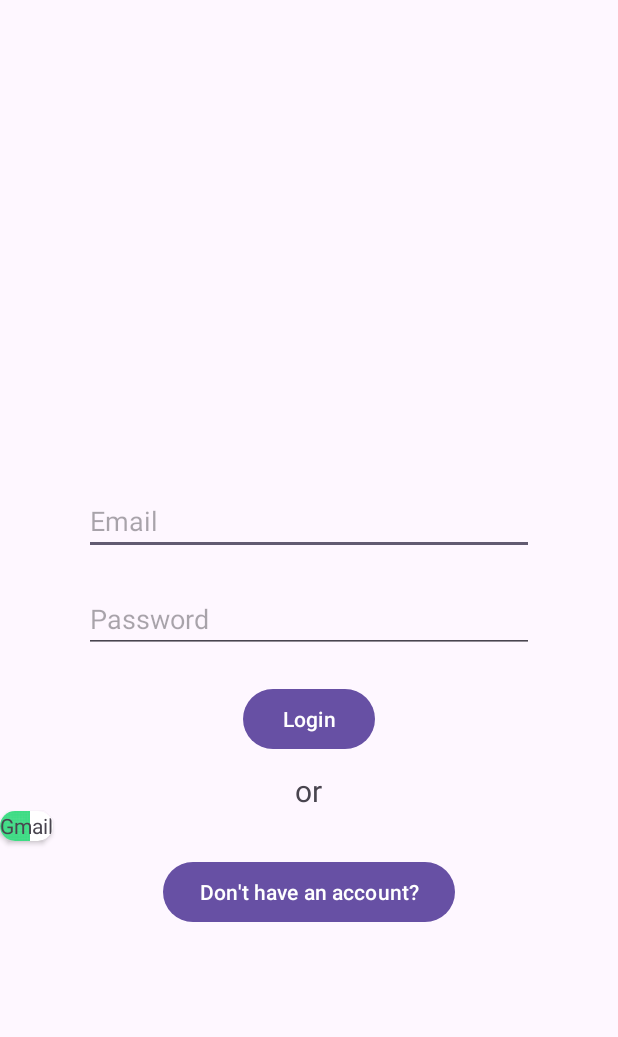
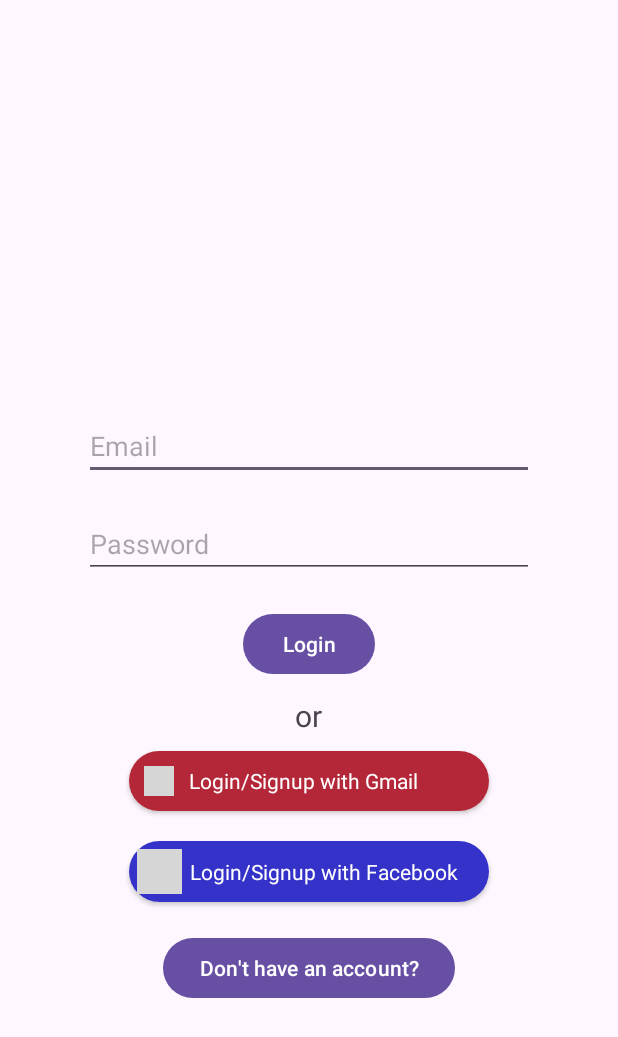
Before and after one commit to 2003congthinh/ASM3_AndroidDev, an Android app: the screen it shows after launch (Login), on a phone screen of 412 x 824 dp. Shown: the top 1037 px of the screen. Run offline under Robolectric (Android 15) with nearby library versions, the phone set to English and light mode, and no system bars; grey boxes are pictures that could not be loaded.

Commit message:
interest added

```diff
--- a/app/src/main/AndroidManifest.xml
+++ b/app/src/main/AndroidManifest.xml
@@ -13,7 +13,7 @@
         android:theme="@style/Theme.ASM3"
         tools:targetApi="31">
         <activity
-            android:name=".HobbyPick"
+            android:name=".Interests"
             android:exported="false" />
         <activity
             android:name=".Signup"
--- a/app/src/main/java/myapk/asm3/HobbyPick.java
+++ b/app/src/main/java/myapk/asm3/Interests.java
@@ -4,11 +4,11 @@ import androidx.appcompat.app.AppCompatActivity;
 
 import android.os.Bundle;
 
-public class HobbyPick extends AppCompatActivity {
+public class Interests extends AppCompatActivity {
 
     @Override
     protected void onCreate(Bundle savedInstanceState) {
         super.onCreate(savedInstanceState);
-        setContentView(R.layout.hobby_pick);
+        setContentView(R.layout.interests);
     }
 }
--- a/app/src/main/java/myapk/asm3/Signup.java
+++ b/app/src/main/java/myapk/asm3/Signup.java
@@ -24,7 +24,7 @@ public class Signup extends AppCompatActivity {
         userPassword = passwordText.getText().toString();
         TextView nameText = findViewById(R.id.name);
         userName = nameText.getText().toString();
-        Intent intent = new Intent(Signup.this, HobbyPick.class);
+        Intent intent = new Intent(Signup.this, Interests.class);
         startActivity(intent);
 //        new Signup.PostStudent().execute();
     }
--- /dev/null
+++ b/app/src/main/res/layout/clone.xml
@@ -0,0 +1,6 @@
+<?xml version="1.0" encoding="utf-8"?>
+<androidx.constraintlayout.widget.ConstraintLayout xmlns:android="http://schemas.android.com/apk/res/android"
+    android:layout_width="match_parent"
+    android:layout_height="match_parent">
+
+</androidx.constraintlayout.widget.ConstraintLayout>
--- a/app/src/main/res/layout/login.xml
+++ b/app/src/main/res/layout/login.xml
@@ -52,17 +52,53 @@
             android:layout_gravity="center_horizontal"/>
 
         <androidx.cardview.widget.CardView
-            android:layout_width="wrap_content"
+            android:layout_width="240dp"
             android:layout_height="wrap_content"
-            app:cardCornerRadius="12dp">
+            android:layout_margin="10dp"
+            app:cardCornerRadius="30dp"
+            android:layout_gravity="center_horizontal">
+            <LinearLayout
+                android:layout_width="match_parent"
+                android:layout_height="match_parent"
+                android:orientation="horizontal"
+                android:background="@color/brown_red">
                 <ImageView
                     android:layout_width="20dp"
                     android:layout_height="20dp"
-                android:src="@drawable/ic_launcher_background"/>
+                    android:src="@drawable/gmail"
+                    android:layout_margin="10dp"/>
                 <TextView
                     android:layout_width="wrap_content"
                     android:layout_height="wrap_content"
-                android:text="Gmail"/>
+                    android:text="Login/Signup with Gmail"
+                    android:layout_gravity="center_vertical"
+                    android:textColor="@color/white"/>
+            </LinearLayout>
+        </androidx.cardview.widget.CardView>
+
+        <androidx.cardview.widget.CardView
+            android:layout_width="240dp"
+            android:layout_height="wrap_content"
+            android:layout_margin="10dp"
+            app:cardCornerRadius="30dp"
+            android:layout_gravity="center_horizontal">
+            <LinearLayout
+                android:layout_width="match_parent"
+                android:layout_height="match_parent"
+                android:orientation="horizontal"
+                android:background="@color/blue">
+                <ImageView
+                    android:layout_width="30dp"
+                    android:layout_height="30dp"
+                    android:src="@drawable/facebook"
+                    android:layout_margin="5dp"/>
+                <TextView
+                    android:layout_width="wrap_content"
+                    android:layout_height="wrap_content"
+                    android:text="Login/Signup with Facebook"
+                    android:layout_gravity="center_vertical"
+                    android:textColor="@color/white"/>
+            </LinearLayout>
         </androidx.cardview.widget.CardView>
 
         <Button
--- a/app/src/main/res/values/colors.xml
+++ b/app/src/main/res/values/colors.xml
@@ -2,4 +2,6 @@
 <resources>
     <color name="black">#FF000000</color>
     <color name="white">#FFFFFFFF</color>
+    <color name="brown_red">#b32738</color>
+    <color name="blue">#3532c9</color>
 </resources>
```
Also changed, not shown: app/src/main/res/layout/hobby_pick.xml (deleted, +0 -15 lines), app/src/main/res/layout/interests.xml (added, +212 -0 lines). Lines whose indentation alone changed are shown as unchanged.
